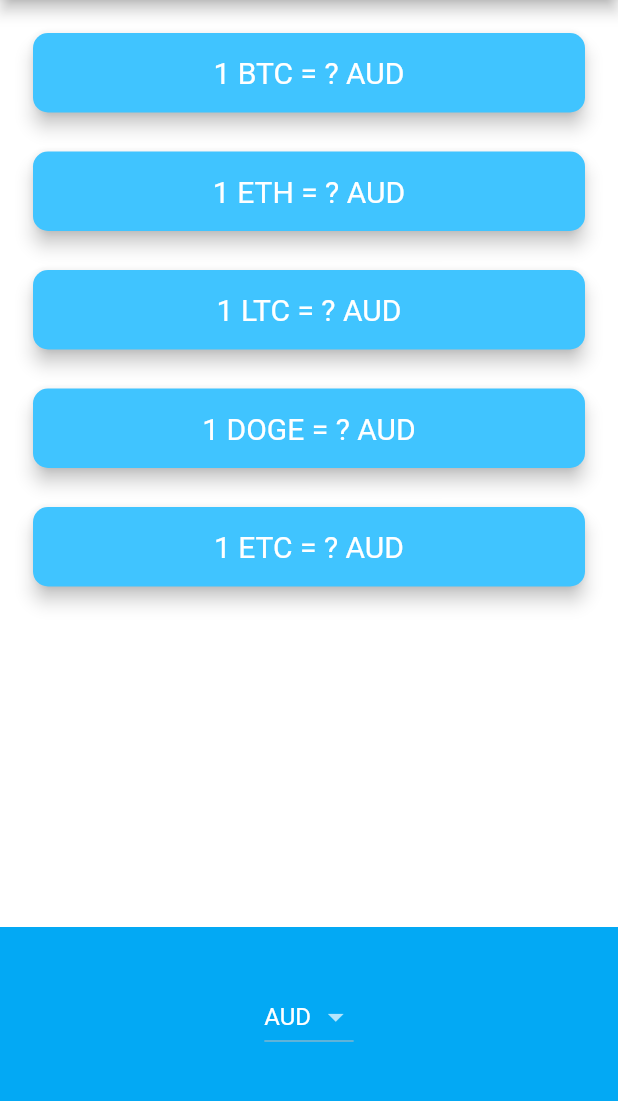
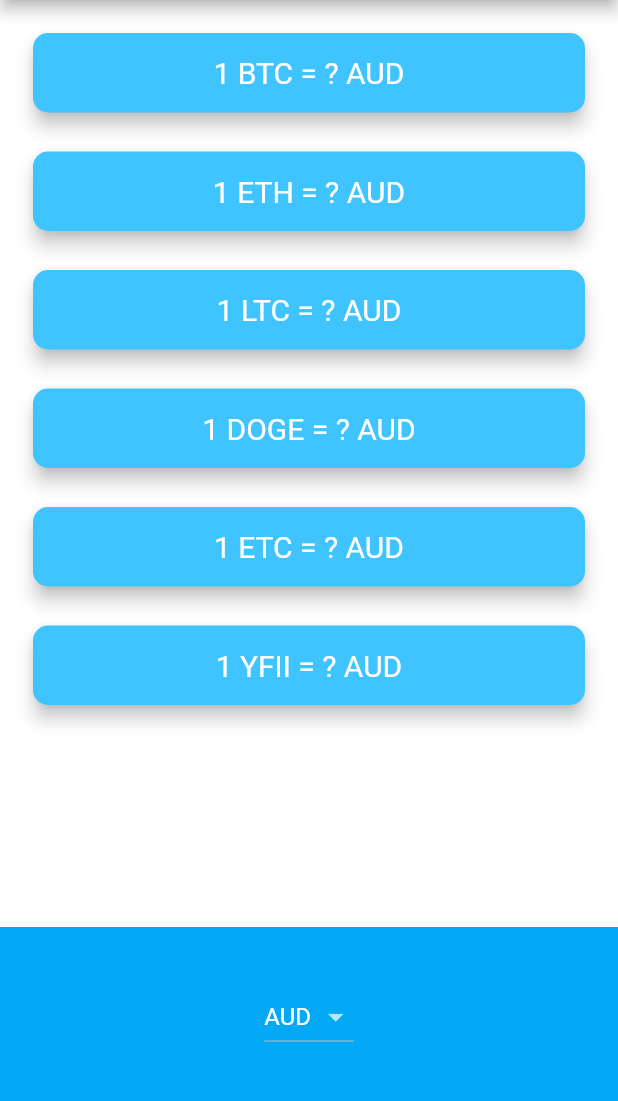
Before and after one commit to Procoder16/BitCoin_Ticker, a Flutter app: the screen it shows after launch, on a phone screen of 412 x 824 dp, the part 84-1185 px from its top. Run offline on Flutter 3.47's test engine with Material 2 defaults, Android fonts, the phone set to English and light mode, and no system bars; network calls fail.

Commit message:
YFII added

```diff
--- a/lib/coin_data.dart
+++ b/lib/coin_data.dart
@@ -31,6 +31,7 @@ const List<String> cryptoList = [
   'LTC',
   'DOGE',
   'ETC',
+  'YFII',
 ];
 
 const coinAPIURL = 'https://rest.coinapi.io/v1/exchangerate';
```
